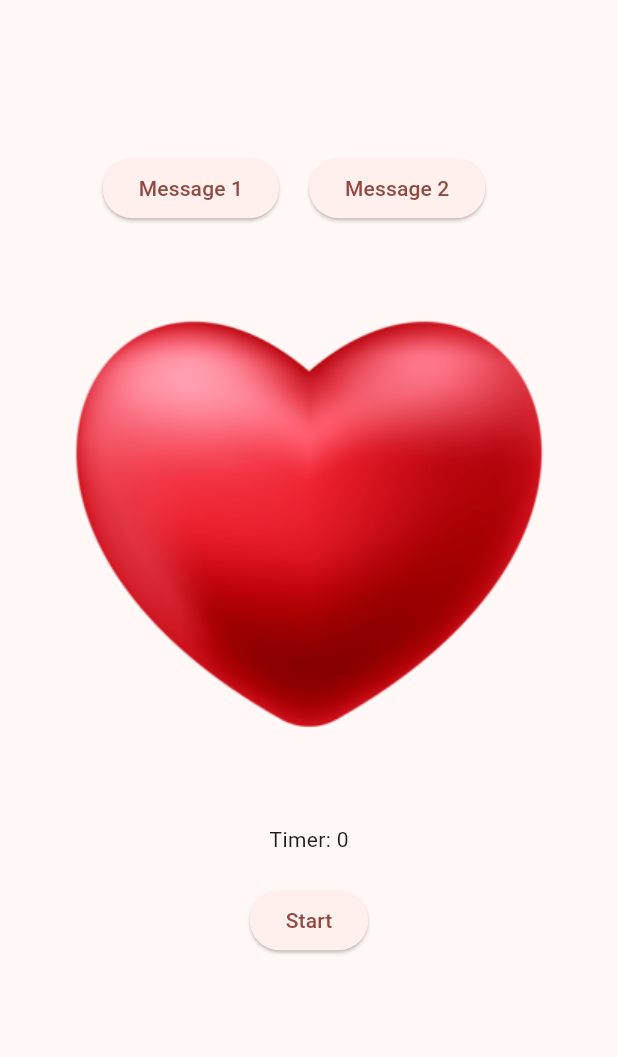
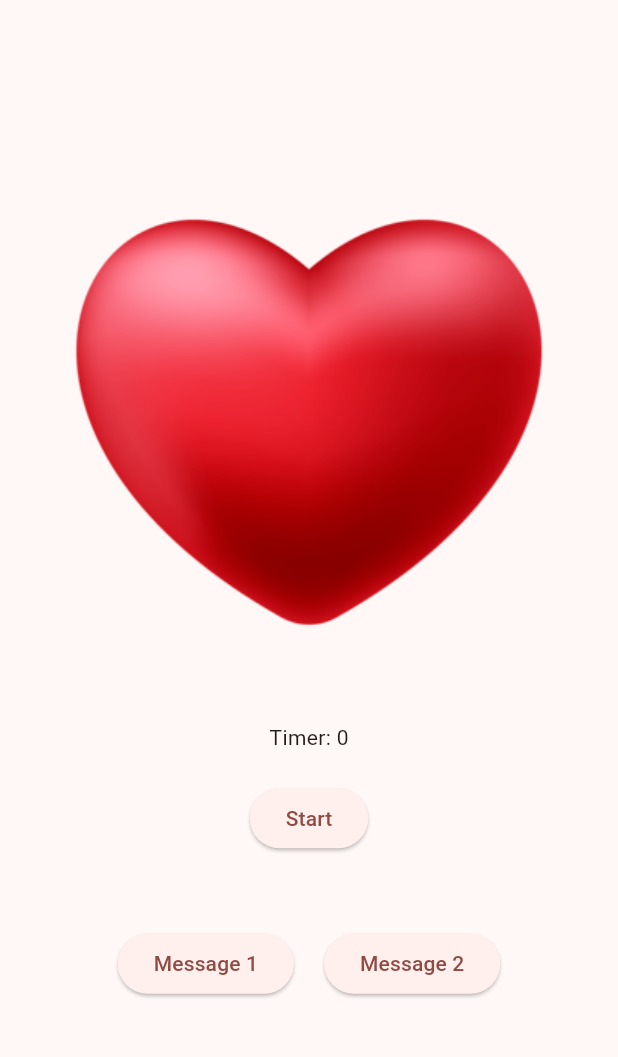
Before and after one commit to skylerplumley/valentine, a Flutter app: the screen it shows after launch, on a phone screen of 412 x 824 dp, the part 84-1141 px from its top. Run offline on Flutter 3.47's test engine with Material 3 defaults, Android fonts, the phone set to English and light mode, and no system bars; our stand-ins replace confetti.

```diff
--- a/lib/main.dart
+++ b/lib/main.dart
@@ -1,6 +1,7 @@
-//Made by Skyler Plumley and Shawn
+// Made by Skyler Plumley and Shawn
 import 'package:flutter/material.dart';
 import 'dart:async';
+import 'package:confetti/confetti.dart';
 
 void main() {
   runApp(const MyApp());
@@ -31,14 +32,16 @@ class MyHomePage extends StatefulWidget {
   State<MyHomePage> createState() => _MyHomePageState();
 }
 
-class _MyHomePageState extends State<MyHomePage>
-    with SingleTickerProviderStateMixin {
+class _MyHomePageState extends State<MyHomePage> with SingleTickerProviderStateMixin {
   late AnimationController _controller;
   late Animation<double> _animation;
   bool beating = false;
   String themessage = "";
   Timer? _timer;
   int seconds = 0;
+
+  // Confetti controller
+  late ConfettiController _confettiController;
 
   @override
   void initState() {
@@ -51,6 +54,9 @@ class _MyHomePageState extends State<MyHomePage>
     _animation = Tween<double>(begin: 1, end: 1.4).animate(
       CurvedAnimation(parent: _controller, curve: Curves.easeInOut),
     );
+
+    // Initialize confetti controller
+    _confettiController = ConfettiController(duration: const Duration(seconds: 10));
   }
 
   void startbeat() {
@@ -76,6 +82,16 @@ class _MyHomePageState extends State<MyHomePage>
     setState(() {
       themessage = message;
     });
+
+    // Trigger confetti animation when message is sent
+    _confettiController.play();
+  }
+
+  @override
+  void dispose() {
+    _controller.dispose();
+    _confettiController.dispose();
+    super.dispose();
   }
 
   @override
@@ -89,20 +105,7 @@ class _MyHomePageState extends State<MyHomePage>
         child: Column(
           mainAxisAlignment: MainAxisAlignment.center,
           children: [
-            Row(
-              mainAxisAlignment: MainAxisAlignment.center,
-              children: [
-                ElevatedButton(
-                    onPressed: () => sendmessage("You are my valentine!"),
-                    child: const Text("Message 1")),
-                const SizedBox(width: 20),
-                ElevatedButton(
-                    onPressed: () => sendmessage("XOXO!"),
-                    child: const Text("Message 2")),
-                const SizedBox(width: 20),
-              ],
-            ),
-            const SizedBox(height: 20),
+            // Heartbeat animation
             AnimatedBuilder(
               animation: _animation,
               builder: (context, child) {
@@ -111,7 +114,7 @@ class _MyHomePageState extends State<MyHomePage>
                   child: child,
                 );
               },
-              child: Image.asset('assets/heartnew.png'),
+              child: Image.asset('assets/heartnew.png'), // Replace with your heart image
             ),
             const SizedBox(height: 20),
             Text(
@@ -130,15 +133,32 @@ class _MyHomePageState extends State<MyHomePage>
                 color: Colors.pink,
               ),
             ),
+            const SizedBox(height: 20),
+            // Commit message buttons
+            Row(
+              mainAxisAlignment: MainAxisAlignment.center,
+              children: [
+                ElevatedButton(
+                    onPressed: () => sendmessage("You are my valentine!"),
+                    child: const Text("Message 1")),
+                const SizedBox(width: 20),
+                ElevatedButton(
+                    onPressed: () => sendmessage("XOXO!"),
+                    child: const Text("Message 2")),
+              ],
+            ),
+            // Confetti widget
+            ConfettiWidget(
+              confettiController: _confettiController,
+              blastDirectionality: BlastDirectionality.explosive,
+              emissionFrequency: 0.05,
+              numberOfParticles: 20,
+              gravity: 0.1,
+              blastDirection: 3.14, // Adjust this for direction
+            ),
           ],
         ),
       ),
     );
   }
-
-  @override
-  void dispose() {
-    _controller.dispose();
-    super.dispose();
-  }
 }
--- a/pubspec.yaml
+++ b/pubspec.yaml
@@ -30,6 +30,7 @@ environment:
 dependencies:
   flutter:
     sdk: flutter
+  confetti: 0.8.0
 
   # The following adds the Cupertino Icons font to your application.
   # Use with the CupertinoIcons class for iOS style icons.
```
Also changed, not shown: pubspec.lock.
